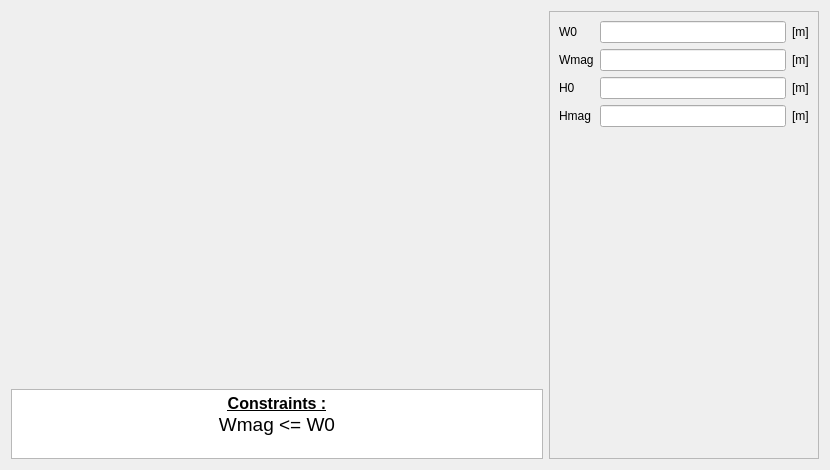
Above: pyleecan/GUI/Dialog/DMachineSetup/SMSlot/PMSlot12/PMSlot12.ui from Eomys/pyleecan before the change. Below: the same form after it.
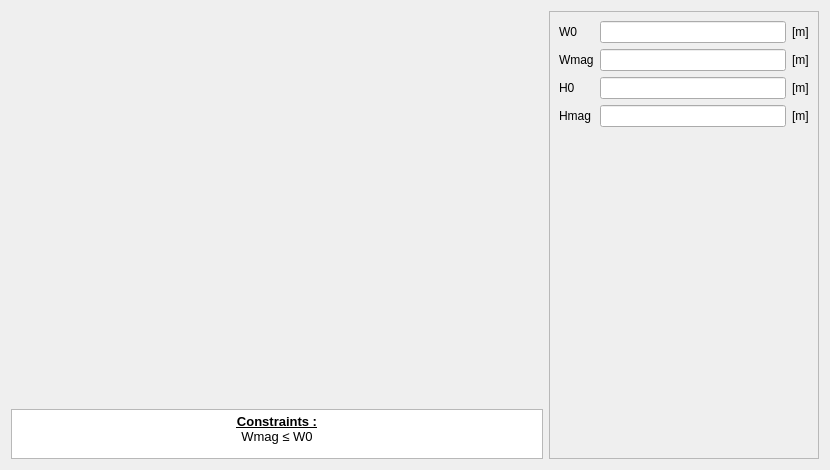
That is the form after the change. Icons and pictures are not drawn. Custom widgets are drawn as their Qt base class.

Commit message: [NF] update QTextEdit font when generating GUI + better display math symbols

```diff
--- a/pyleecan/GUI/Dialog/DMachineSetup/SMSlot/PMSlot12/PMSlot12.ui
+++ b/pyleecan/GUI/Dialog/DMachineSetup/SMSlot/PMSlot12/PMSlot12.ui
@@ -67,7 +67,7 @@
        <property name="maximumSize">
         <size>
          <width>16777215</width>
-         <height>70</height>
+         <height>50</height>
         </size>
        </property>
        <property name="verticalScrollBarPolicy">
@@ -78,8 +78,8 @@
 &lt;html&gt;&lt;head&gt;&lt;meta name=&quot;qrichtext&quot; content=&quot;1&quot; /&gt;&lt;style type=&quot;text/css&quot;&gt;
 p, li { white-space: pre-wrap; }
 &lt;/style&gt;&lt;/head&gt;&lt;body style=&quot; font-family:'MS Shell Dlg 2'; font-size:7.8pt; font-weight:400; font-style:normal;&quot;&gt;
-&lt;p align=&quot;center&quot; style=&quot; margin-top:0px; margin-bottom:0px; margin-left:0px; margin-right:0px; -qt-block-indent:0; text-indent:0px;&quot;&gt;&lt;span style=&quot; font-size:12pt; font-weight:600; text-decoration: underline;&quot;&gt;Constraints :&lt;/span&gt;&lt;/p&gt;
-&lt;p align=&quot;center&quot; style=&quot; margin-top:0px; margin-bottom:0px; margin-left:0px; margin-right:0px; -qt-block-indent:0; text-indent:0px;&quot;&gt;&lt;span style=&quot; font-size:14pt;&quot;&gt;Wmag &amp;lt;= W0&lt;/span&gt;&lt;/p&gt;&lt;/body&gt;&lt;/html&gt;</string>
+&lt;p align=&quot;center&quot; style=&quot; margin-top:0px; margin-bottom:0px; margin-left:0px; margin-right:0px; -qt-block-indent:0; text-indent:0px;&quot;&gt;&lt;span style=&quot; font-size:10pt; font-weight:600; text-decoration: underline;&quot;&gt;Constraints :&lt;/span&gt;&lt;/p&gt;
+&lt;p align=&quot;center&quot; style=&quot; margin-top:0px; margin-bottom:0px; margin-left:0px; margin-right:0px; -qt-block-indent:0; text-indent:0px;&quot;&gt;&lt;span style=&quot; font-size:10pt;&quot;&gt;Wmag ≤ W0&lt;/span&gt;&lt;/p&gt;&lt;/body&gt;&lt;/html&gt;</string>
        </property>
        <property name="textInteractionFlags">
         <set>Qt::TextSelectableByKeyboard|Qt::TextSelectableByMouse</set>
```
The commit also changes 66 other files.
